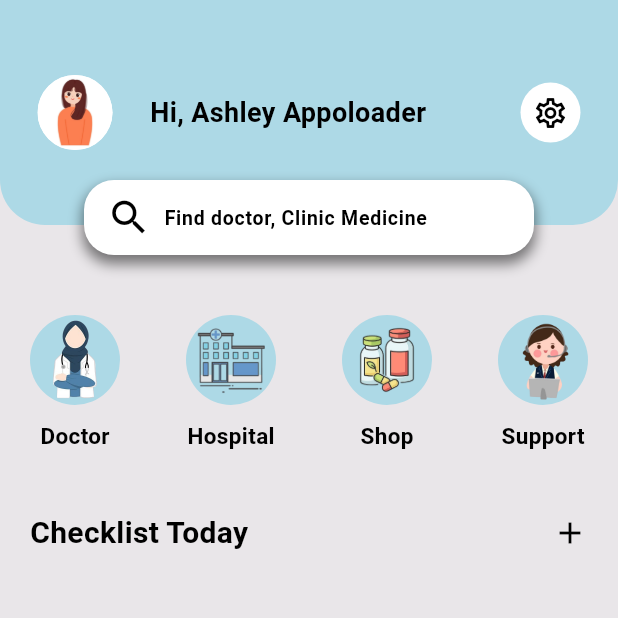
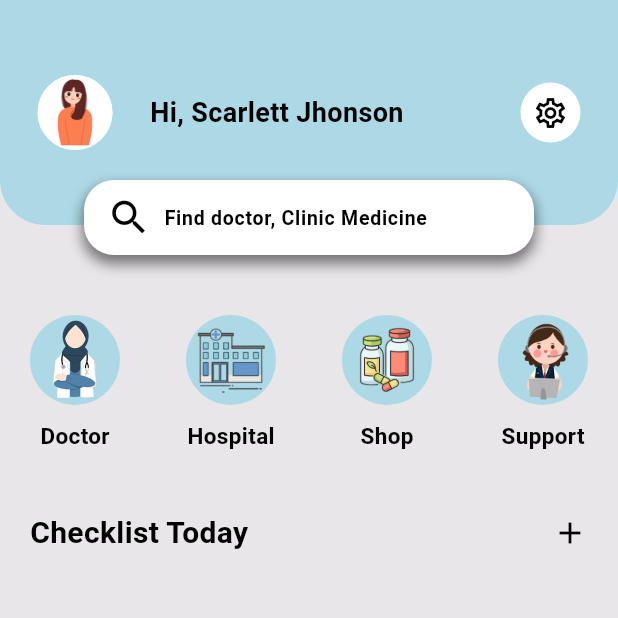
Before and after one commit to vishuSaini2000/health_care_app, a Flutter app: the Home screen opened directly, on a phone screen of 412 x 824 dp, the top half of it. Run offline on Flutter 3.47's test engine with Material 3 defaults, Android fonts, the phone set to English and light mode, and no system bars; our stand-ins replace flutter_riverpod.

Commit message:
client name changed

```diff
--- a/lib/screens/components/client_profile_row.dart
+++ b/lib/screens/components/client_profile_row.dart
@@ -35,7 +35,7 @@ class _ClientProfileRowState extends ConsumerState<ClientProfileRow> {
                 width: 25,
               ),
               AppTextWidget(
-                text: 'Hi, Ashley Appoloader',
+                text: 'Hi, Scarlett Jhonson',
                 fontColor: appTextColor,
                 fontSize: 18,
                 fontWeight: FontWeight.bold,
```
